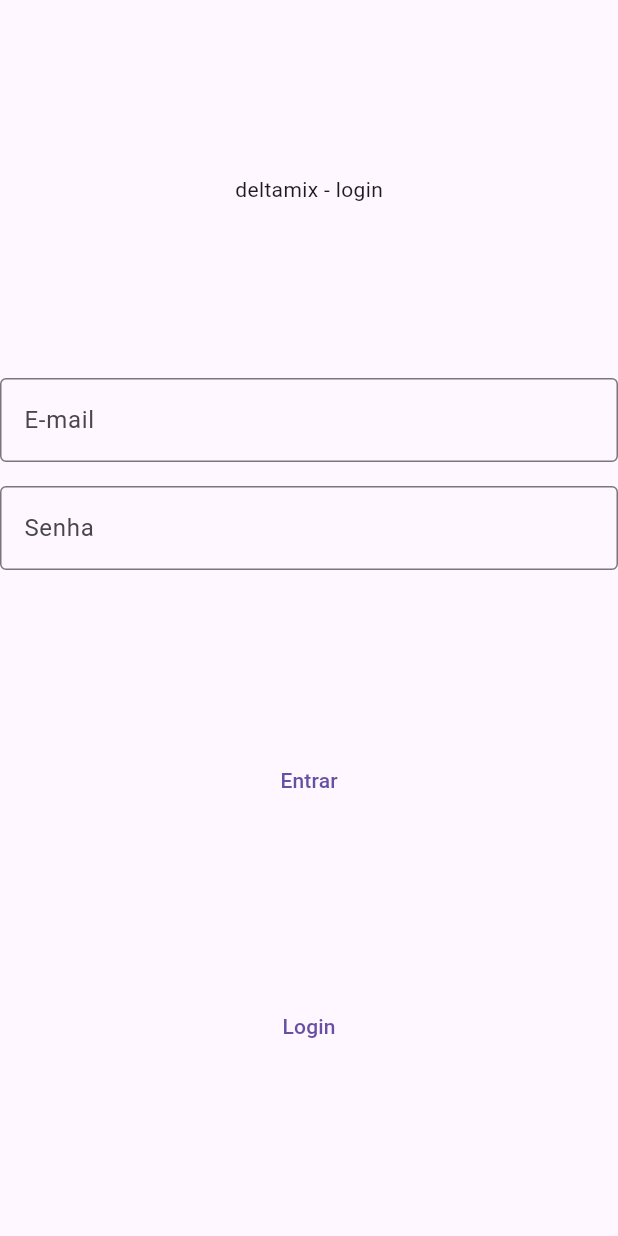
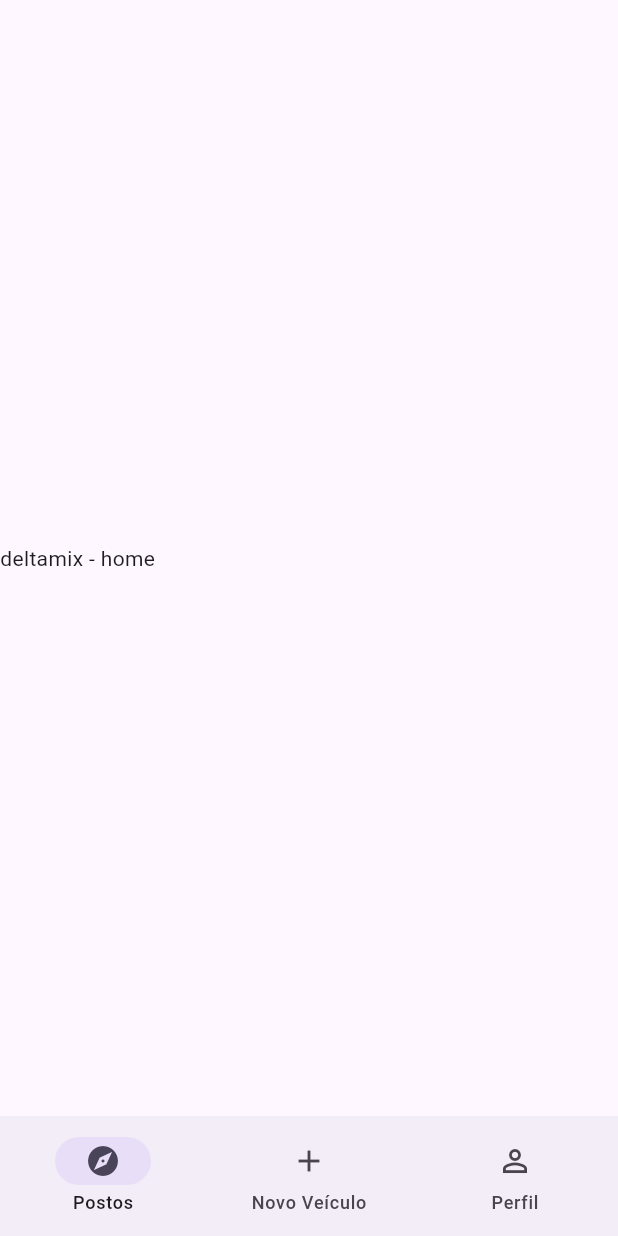
Before and after one commit to cfbs-garcia/deltamix, a Flutter app: the LoginScreen screen opened directly, after a tap on "Entrar", on a phone screen of 412 x 824 dp. Run offline on Flutter 3.47's test engine with Material 3 defaults, Android fonts, the phone set to English and light mode, and no system bars.

Commit message:
base hone

```diff
--- a/lib/choicevehicle.dart
+++ /dev/null
@@ -1,7 +0,0 @@
-import 'package:flutter/material.dart';
-
-class ChoiceVehicle extends StatelessWidget {
-  Widget build(BuildContext context) {
-    return MaterialApp();
-  }
-}
--- a/lib/connects.dart
+++ /dev/null
@@ -1,7 +0,0 @@
-import 'package:flutter/material.dart';
-
-class ConnectScreen extends StatelessWidget {
-  Widget build(BuildContext context) {
-    return MaterialApp();
-  }
-}
--- /dev/null
+++ b/lib/home.dart
@@ -0,0 +1,63 @@
+import 'package:flutter/material.dart';
+import 'connect.dart';
+
+class Home extends StatefulWidget {
+  const Home({super.key});
+
+  @override
+  State<Home> createState() => _HomeState();
+}
+
+class _HomeState extends State<Home> {
+  int currentPageIndex = 0;
+
+  @override
+  Widget build(BuildContext context) {
+    return Scaffold(
+      body: SafeArea(
+        child: Column(
+          mainAxisAlignment: MainAxisAlignment.spaceEvenly,
+          children: const [
+            Column(
+              children: [
+                Text(
+                  'deltamix - home',
+                ),
+              ],
+            ),
+          ],
+        ),
+      ),
+      bottomNavigationBar: NavigationBar(
+        selectedIndex: currentPageIndex,
+        onDestinationSelected: (int index) {
+          if (index == 1) {
+            Navigator.push(
+              context,
+              MaterialPageRoute(builder: (context) => const Connect()),
+            );
+          } else {
+            setState(() {
+              currentPageIndex = index;
+            });
+          }
+        },
+        destinations: const [
+          NavigationDestination(
+            icon: Icon(Icons.explore),
+            label: 'Postos',
+          ),
+          NavigationDestination(
+            icon: Icon(Icons.add),
+            label: 'Novo Veículo',
+          ),
+          NavigationDestination(
+            selectedIcon: Icon(Icons.person),
+            icon: Icon(Icons.person_outline),
+            label: 'Perfil',
+          ),
+        ],
+      ),
+    );
+  }
+}
--- a/lib/login.dart
+++ b/lib/login.dart
@@ -1,5 +1,6 @@
 import 'package:flutter/material.dart';
 import 'register.dart';
+import 'home.dart';
 
 class LoginScreen extends StatelessWidget {
   const LoginScreen({super.key});
@@ -11,7 +12,6 @@ class LoginScreen extends StatelessWidget {
         child: Column(
           mainAxisAlignment: MainAxisAlignment.spaceEvenly,
           children: [
-
             const Column(
               children: [
                 Text(
@@ -23,7 +23,8 @@ class LoginScreen extends StatelessWidget {
             // ---------------- Email
             Column(
               children: [
-                TextField(decoration: InputDecoration(
+                TextField(
+                  decoration: InputDecoration(
                     labelText: 'E-mail',
                     border: OutlineInputBorder(),
                   ),
@@ -38,23 +39,32 @@ class LoginScreen extends StatelessWidget {
                     labelText: 'Senha',
                     border: OutlineInputBorder(),
                   ),
-                        )
+                ),
               ],
             ),
 
-
-                    TextButton(onPressed: () {}, child: const Text('Entrar')),
+            TextButton(
+              onPressed: () {
+                Navigator.push(
+                  context,
+                  MaterialPageRoute(
+                    builder: (context) => Home(),
+                  ),
+                );
+              },
+              child: const Text('Entrar'),
+            ),
 
             TextButton(
               onPressed: () {
-                                    Navigator.push(context,
+                Navigator.push(
+                  context,
                   MaterialPageRoute(
                     builder: (context) => RegisterScreen(),
-
-
-                                    ));
+                  ),
+                );
               },
-                                  child: const Text('Login'),
+              child: const Text('Cadastrar'),
             ),
           ],
         ),
```
Also changed, not shown: lib/connect.dart (added, +17 -0 lines). Lines whose indentation alone changed are shown as unchanged.
